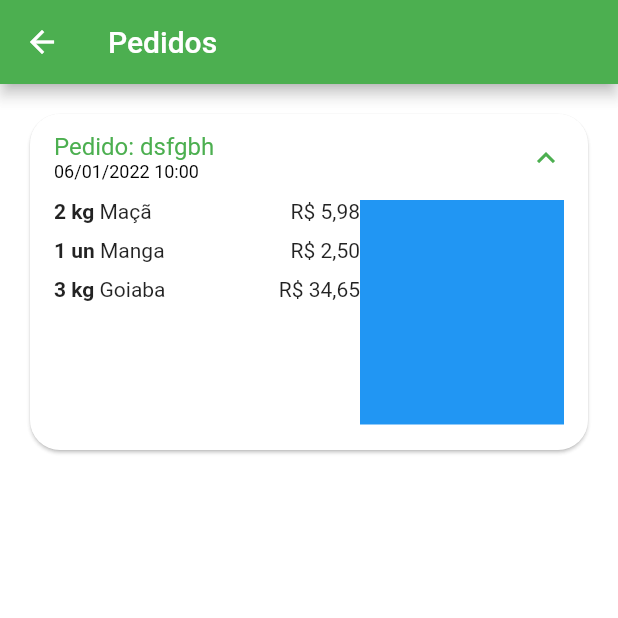
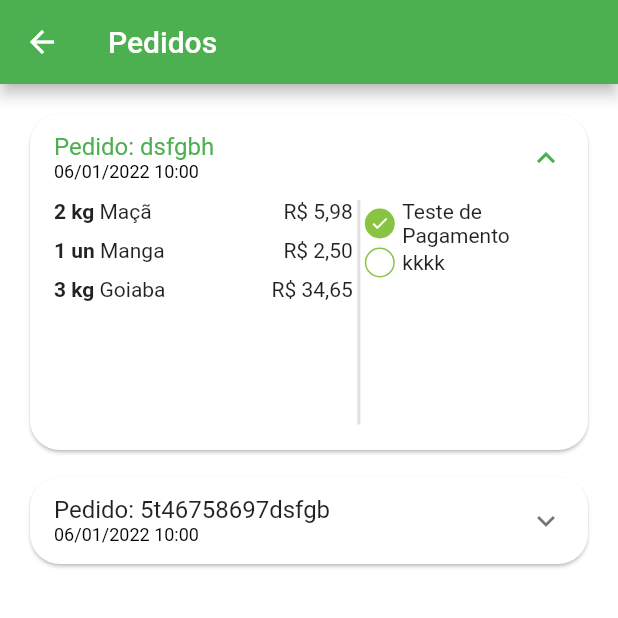
Before and after one commit to gomes98/greengrocer, a Flutter app: the OrdersTab screen opened directly, after a tap on an icon or button, on a phone screen of 412 x 824 dp, the top half of it. Run offline on Flutter 3.47's test engine with Material 2 defaults, Android fonts, the phone set to English and light mode, and no system bars; our stand-ins replace animated_text_kit, badges, mask_text_input_formatter.

Commit message:
final da 41

```diff
--- a/lib/src/config/app_data.dart
+++ b/lib/src/config/app_data.dart
@@ -95,4 +95,13 @@ List<OrderModel> orders = [
     copyAndPaste: "d324rfsdfwrt534",
     total: 43.13,
   ),
+  OrderModel(
+    id: "5t46758697dsfgb",
+    createdOrderTime: DateTime.parse("2022-01-06 10:00:10.458"),
+    overdueDateTime: DateTime.parse("2022-01-06 11:03:10.458"),
+    items: cartItems,
+    status: "pending_payment",
+    copyAndPaste: "d324rfsdfwrt534",
+    total: 43.13,
+  ),
 ];
--- /dev/null
+++ b/lib/src/pages/orders/components/order_status_widget.dart
@@ -0,0 +1,67 @@
+import 'package:flutter/material.dart';
+import 'package:greengrocer/src/config/custom_colors.dart';
+
+class OrderSatusWidget extends StatelessWidget {
+  final String status;
+  final bool isOverdue;
+  const OrderSatusWidget(
+      {Key? key, required this.status, required this.isOverdue})
+      : super(key: key);
+
+  @override
+  Widget build(BuildContext context) {
+    return Column(
+      children: const [
+        _StatusDot(
+          isActive: true,
+          title: "Teste de Pagamento",
+        ),
+        _StatusDot(
+          isActive: false,
+          title: "kkkk",
+        )
+      ],
+    );
+  }
+}
+
+class _StatusDot extends StatelessWidget {
+  final bool isActive;
+  final String title;
+  const _StatusDot({Key? key, required this.isActive, required this.title})
+      : super(key: key);
+
+  @override
+  Widget build(BuildContext context) {
+    return Row(
+      children: [
+        // dot
+        Container(
+          alignment: Alignment.center,
+          height: 20,
+          width: 20,
+          decoration: BoxDecoration(
+            shape: BoxShape.circle,
+            border: Border.all(
+              color: CustomColors.customSwatchColor,
+            ),
+            color:
+                isActive ? CustomColors.customSwatchColor : Colors.transparent,
+          ),
+          child: isActive
+              ? const Icon(
+                  Icons.check,
+                  size: 13,
+                  color: Colors.white,
+                )
+              : const SizedBox.shrink(),
+        ),
+        const SizedBox(
+          width: 5,
+        ),
+        // TEXTO
+        Expanded(child: Text(title))
+      ],
+    );
+  }
+}
--- a/lib/src/pages/orders/components/order_tile.dart
+++ b/lib/src/pages/orders/components/order_tile.dart
@@ -1,6 +1,7 @@
 import 'package:flutter/material.dart';
 import 'package:greengrocer/src/models/cart_item_model.dart';
 import 'package:greengrocer/src/models/order_model.dart';
+import 'package:greengrocer/src/pages/orders/components/order_status_widget.dart';
 import 'package:greengrocer/src/services/utils_services.dart';
 
 class OrderTile extends StatelessWidget {
@@ -49,11 +50,20 @@ class OrderTile extends StatelessWidget {
                       }).toList(),
                     ),
                   ),
+                  // divisão
+                  VerticalDivider(
+                    color: Colors.grey.shade300,
+                    thickness: 2,
+                    width: 8,
+                  ),
                   // status
                   Expanded(
                     flex: 2,
-                    child: Container(
-                      color: Colors.blue,
+                    child: OrderSatusWidget(
+                      status: order.status,
+                      isOverdue: order.overdueDateTime.isBefore(
+                        DateTime.now(),
+                      ),
                     ),
                   )
                 ],
```
